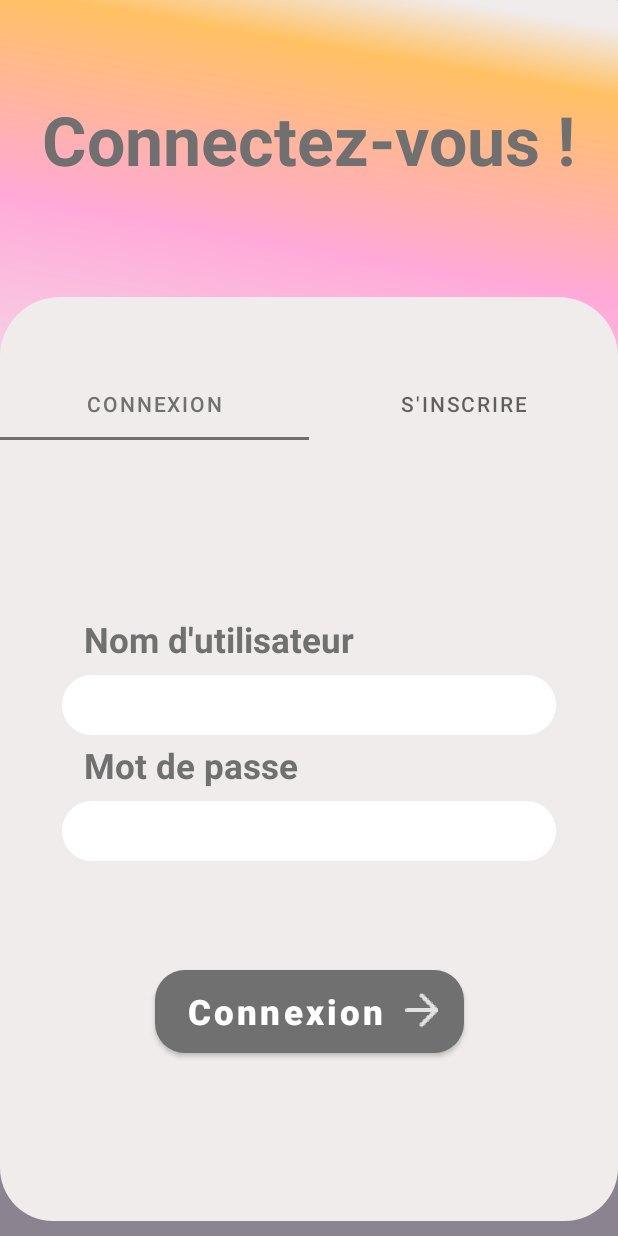
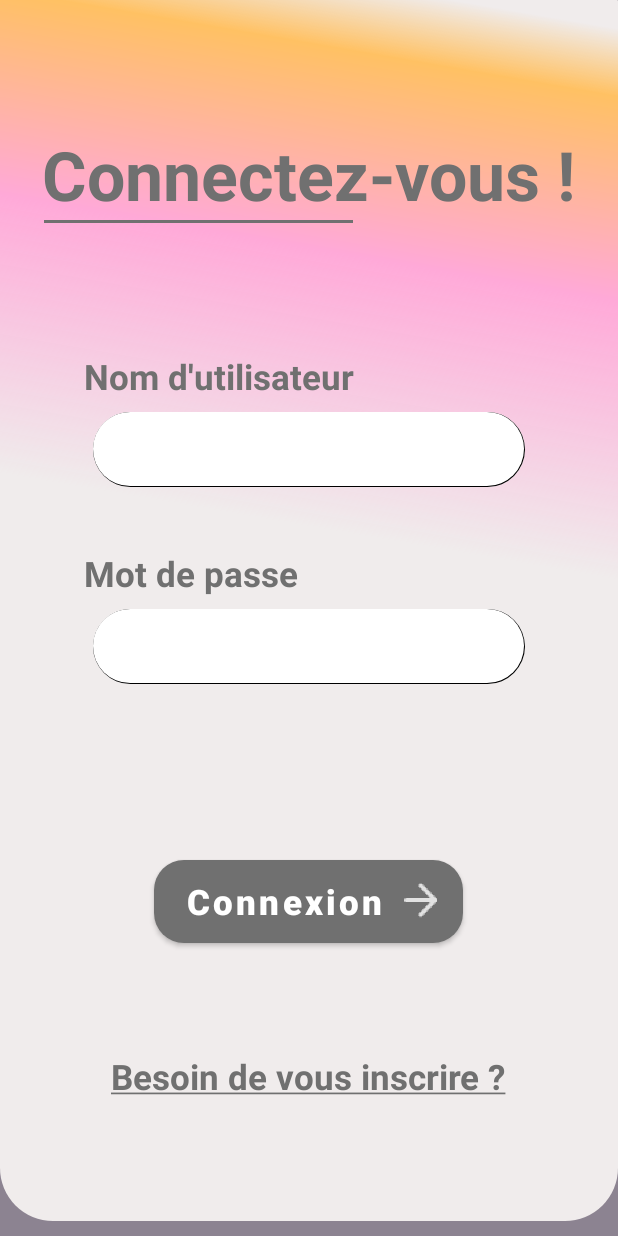
Before and after one commit to CorentinRuiz/TousAntiGaspi, an Android app: the screen it shows after launch (LoginRegisterActivity before the commit, LoginActivity after it), on a phone screen of 412 x 824 dp. Run offline under Robolectric (Android 15) with nearby library versions, the phone set to English and light mode, and no system bars.

Commit message:
Refactor Login/Register activity

```diff
--- /dev/null
+++ b/android app/app/src/main/java/edu/poly/tousantigaspi/activity/LoginActivity.java
@@ -0,0 +1,49 @@
+
+package edu.poly.tousantigaspi.activity;
+
+import androidx.appcompat.app.AppCompatActivity;
+
+import android.content.Intent;
+import android.os.Bundle;
+import android.text.method.LinkMovementMethod;
+import android.widget.Button;
+import android.widget.TextView;
+
+import edu.poly.tousantigaspi.R;
+
+public class LoginActivity extends AppCompatActivity {
+
+    TextView needRegister;
+    Button connect;
+
+    @Override
+    protected void onCreate(Bundle savedInstanceState) {
+        super.onCreate(savedInstanceState);
+        setContentView(R.layout.activity_login);
+
+        needRegister = findViewById(R.id.needRegister);
+        connect = findViewById(R.id.connect);
+
+        needRegister.setOnClickListener(click -> {
+            openRegisterPage();
+        });
+
+        connect.setOnClickListener(click ->{
+            connectToApp();
+        });
+
+        needRegister.setMovementMethod(LinkMovementMethod.getInstance());
+
+    }
+
+    void openRegisterPage(){
+        startActivity(new Intent(this,RegisterActivity.class));
+        overridePendingTransition(R.anim.slide_down,R.anim.slide_up);
+    }
+
+    void connectToApp(){
+        startActivity(new Intent(this,MainActivity.class));
+        overridePendingTransition(R.anim.slide_up,R.anim.slide_down);
+    }
+
+}
--- a/android app/app/src/main/java/edu/poly/tousantigaspi/activity/LoginRegisterActivity.java
+++ /dev/null
@@ -1,41 +0,0 @@
-
-package edu.poly.tousantigaspi.activity;
-
-import androidx.appcompat.app.AppCompatActivity;
-import androidx.viewpager2.widget.ViewPager2;
-
-import android.os.Bundle;
-
-import com.google.android.material.tabs.TabLayout;
-import com.google.android.material.tabs.TabLayoutMediator;
-
-import edu.poly.tousantigaspi.R;
-import edu.poly.tousantigaspi.util.LoginViewPagerAdapter;
-import edu.poly.tousantigaspi.util.ViewPagerAdapter;
-
-public class LoginRegisterActivity extends AppCompatActivity {
-
-    TabLayout tabs;
-    ViewPager2 viewPager2;
-    LoginViewPagerAdapter pagerAdapter;
-    String[] tabsName = {
-            "Connexion",
-            "S'inscrire"
-    };
-
-    @Override
-    protected void onCreate(Bundle savedInstanceState) {
-        super.onCreate(savedInstanceState);
-        setContentView(R.layout.activity_register_login);
-
-        tabs = findViewById(R.id.loginRegisterTabs);
-        viewPager2 = findViewById(R.id.tabsPages);
-
-        pagerAdapter = new LoginViewPagerAdapter(this);
-        viewPager2.setAdapter(pagerAdapter);
-
-        new TabLayoutMediator(tabs,viewPager2,((tab, position) -> tab.setText(tabsName[position]))).attach();
-        tabs.setTabGravity(TabLayout.GRAVITY_FILL);
-    }
-
-}
--- a/android app/app/src/main/java/edu/poly/tousantigaspi/activity/SplashScreenActivity.java
+++ b/android app/app/src/main/java/edu/poly/tousantigaspi/activity/SplashScreenActivity.java
@@ -23,7 +23,7 @@ public class SplashScreenActivity extends AppCompatActivity {
         SharedPreferences pref = getPreferences(Context.MODE_PRIVATE);
         //TODO Verify connection
         if(pref.getInt("nbAppStart",0) == 0){
-            Intent openLoginActivity = new Intent(this, LoginRegisterActivity.class);
+            Intent openLoginActivity = new Intent(this, LoginActivity.class);
             startActivity(openLoginActivity);
         }else{
             Intent openMainActivity = new Intent(this, MainActivity.class);
--- a/android app/app/src/main/java/edu/poly/tousantigaspi/fragment/login/LoginFragment.java
+++ /dev/null
@@ -1,36 +0,0 @@
-package edu.poly.tousantigaspi.fragment.login;
-
-import android.os.Bundle;
-
-import androidx.fragment.app.Fragment;
-
-import android.view.LayoutInflater;
-import android.view.View;
-import android.view.ViewGroup;
-
-import edu.poly.tousantigaspi.R;
-
-
-public class LoginFragment extends Fragment {
-
-
-    public LoginFragment() {
-    }
-
-    public static LoginFragment newInstance(String param1, String param2) {
-        LoginFragment fragment = new LoginFragment();
-
-        return fragment;
-    }
-
-    @Override
-    public void onCreate(Bundle savedInstanceState) {
-        super.onCreate(savedInstanceState);
-    }
-
-    @Override
-    public View onCreateView(LayoutInflater inflater, ViewGroup container,
-                             Bundle savedInstanceState) {
-        return inflater.inflate(R.layout.fragment_login, container, false);
-    }
-}
--- a/android app/app/src/main/java/edu/poly/tousantigaspi/util/LoginViewPagerAdapter.java
+++ /dev/null
@@ -1,33 +0,0 @@
-package edu.poly.tousantigaspi.util;
-
-import androidx.annotation.NonNull;
-import androidx.fragment.app.Fragment;
-import androidx.fragment.app.FragmentActivity;
-import androidx.viewpager2.adapter.FragmentStateAdapter;
-
-import edu.poly.tousantigaspi.fragment.login.LoginFragment;
-import edu.poly.tousantigaspi.fragment.login.RegisterFragment;
-
-public class LoginViewPagerAdapter extends FragmentStateAdapter {
-
-    public LoginViewPagerAdapter(@NonNull FragmentActivity fragment) {
-        super(fragment);
-    }
-
-    @Override
-    public Fragment createFragment(int position) {
-        switch (position) {
-            case 0:
-                return new LoginFragment();
-            case 1:
-                return new RegisterFragment();
-        }
-
-        return null;
-    }
-
-    @Override
-    public int getItemCount() {
-        return 2;
-    }
-}
--- /dev/null
+++ b/android app/app/src/main/res/anim/slide_down.xml
@@ -0,0 +1,6 @@
+<?xml version="1.0" encoding="utf-8"?>
+<translate xmlns:android="http://schemas.android.com/apk/res/android"
+    android:duration="400"
+    android:fromYDelta="0"
+    android:toYDelta="100%">
+</translate>
--- /dev/null
+++ b/android app/app/src/main/res/anim/slide_up.xml
@@ -0,0 +1,6 @@
+<?xml version="1.0" encoding="utf-8"?>
+<translate xmlns:android="http://schemas.android.com/apk/res/android"
+    android:duration="400"
+    android:fromYDelta="100%"
+    android:toYDelta="0">
+</translate>
--- a/android app/app/src/main/res/drawable/rounded_edit_text.xml
+++ b/android app/app/src/main/res/drawable/rounded_edit_text.xml
@@ -1,6 +1,8 @@
 <?xml version="1.0" encoding="utf-8"?>
-<shape xmlns:android="http://schemas.android.com/apk/res/android"
+<layer-list xmlns:android="http://schemas.android.com/apk/res/android"
     android:shape="rectangle" >
+    <item>
+        <shape android:shape="rectangle">
         <solid android:color="@color/white" />
         <stroke
             android:width="2.3dp"
@@ -11,3 +13,29 @@
             android:bottomLeftRadius="100dp"
             android:bottomRightRadius="100dp" />
         </shape>
+    </item>
+
+    <item>
+        <shape android:shape="rectangle">
+            <solid android:color="#000000" />
+            <corners
+                android:topRightRadius="100dp"
+                android:topLeftRadius="100dp"
+                android:bottomLeftRadius="100dp"
+                android:bottomRightRadius="100dp" />
+        </shape>
+
+    </item>
+
+    <item android:bottom="1px" android:right="1px">
+        <shape android:shape="rectangle">
+            <solid android:color="@color/white" />
+            <corners
+                android:topRightRadius="100dp"
+                android:topLeftRadius="100dp"
+                android:bottomLeftRadius="100dp"
+                android:bottomRightRadius="100dp" />
+        </shape>
+    </item>
+
+</layer-list>
--- /dev/null
+++ b/android app/app/src/main/res/layout/activity_login.xml
@@ -0,0 +1,144 @@
+<?xml version="1.0" encoding="utf-8"?>
+<androidx.constraintlayout.widget.ConstraintLayout xmlns:android="http://schemas.android.com/apk/res/android"
+    xmlns:app="http://schemas.android.com/apk/res-auto"
+    xmlns:tools="http://schemas.android.com/tools"
+    android:layout_width="match_parent"
+    android:layout_height="match_parent"
+    android:background="@drawable/inverse_rounded"
+    tools:context=".activity.LoginActivity">
+
+    <ImageView
+        android:id="@+id/imageView"
+        android:layout_width="wrap_content"
+        android:layout_height="400dp"
+        android:background="@drawable/colored_background"
+        app:layout_constraintStart_toStartOf="parent"
+        app:layout_constraintTop_toTopOf="parent" />
+
+    <androidx.constraintlayout.widget.ConstraintLayout
+        android:layout_width="match_parent"
+        android:layout_height="match_parent"
+        tools:layout_editor_absoluteX="0dp"
+        tools:layout_editor_absoluteY="-197dp">
+
+        <TextView
+            android:layout_width="wrap_content"
+            android:layout_height="wrap_content"
+            android:layout_marginStart="56dp"
+            android:layout_marginBottom="8dp"
+            android:text="Nom d'utilisateur"
+            android:textColor="@color/main_grey_text_color"
+            android:textSize="23sp"
+            android:textStyle="bold"
+            app:layout_constraintBottom_toTopOf="@+id/username"
+            app:layout_constraintStart_toStartOf="parent" />
+
+
+        <EditText
+            android:id="@+id/username"
+            android:layout_width="0dp"
+            android:layout_height="50dp"
+            android:background="@drawable/rounded_edit_text"
+            android:paddingStart="10dp"
+            android:paddingEnd="10dp"
+            android:maxLength="25"
+            android:inputType="text"
+            app:layout_constraintBottom_toBottomOf="parent"
+            app:layout_constraintEnd_toEndOf="parent"
+            app:layout_constraintStart_toStartOf="parent"
+            app:layout_constraintTop_toTopOf="parent"
+            app:layout_constraintVertical_bias="0.355"
+            app:layout_constraintWidth_percent="0.70" />
+
+        <TextView
+            android:layout_width="wrap_content"
+            android:layout_height="wrap_content"
+            android:layout_marginStart="56dp"
+            android:layout_marginBottom="8dp"
+            android:text="Mot de passe"
+            android:textColor="@color/main_grey_text_color"
+            android:textSize="23sp"
+            android:textStyle="bold"
+            app:layout_constraintBottom_toTopOf="@+id/password"
+            app:layout_constraintStart_toStartOf="parent" />
+
+
+        <EditText
+            android:id="@+id/password"
+            android:layout_width="0dp"
+            android:layout_height="50dp"
+            android:background="@drawable/rounded_edit_text"
+            android:paddingStart="10dp"
+            android:paddingEnd="10dp"
+            android:maxLength="30"
+            android:inputType="textPassword"
+            app:layout_constraintBottom_toBottomOf="parent"
+            app:layout_constraintEnd_toEndOf="parent"
+            app:layout_constraintStart_toStartOf="parent"
+            app:layout_constraintTop_toBottomOf="@id/username"
+            app:layout_constraintVertical_bias="0.181"
+            app:layout_constraintWidth_percent="0.7" />
+
+        <Button
+            android:id="@+id/connect"
+            android:layout_width="0dp"
+            android:layout_height="55dp"
+            android:background="@drawable/rounded_button_grey"
+            android:backgroundTint="@color/main_grey_text_color"
+            android:drawableEnd="@drawable/ic_arrow_right"
+            android:text="Connexion"
+            android:textAllCaps="false"
+            android:textColor="@color/white"
+            android:textSize="23sp"
+            android:textStyle="bold"
+            app:layout_constraintBottom_toBottomOf="parent"
+            app:layout_constraintEnd_toEndOf="parent"
+            app:layout_constraintHorizontal_bias="0.497"
+            app:layout_constraintStart_toStartOf="parent"
+            app:layout_constraintTop_toBottomOf="@+id/password"
+            app:layout_constraintVertical_bias="0.375"
+            app:layout_constraintWidth_percent="0.5" />
+
+        <TextView
+            android:id="@+id/textView"
+            android:layout_width="wrap_content"
+            android:layout_height="wrap_content"
+            android:text="Connectez-vous !"
+            android:textColor="@color/main_grey_text_color"
+            android:textSize="45sp"
+            android:textStyle="bold"
+            app:layout_constraintBottom_toTopOf="@+id/username"
+            app:layout_constraintEnd_toEndOf="parent"
+            app:layout_constraintStart_toStartOf="parent"
+            app:layout_constraintTop_toTopOf="parent"
+            app:layout_constraintVertical_bias="0.401" />
+
+        <TextView
+            android:id="@+id/needRegister"
+            android:layout_width="wrap_content"
+            android:layout_height="wrap_content"
+            android:text="@string/need_register"
+            android:textColor="@color/main_grey_text_color"
+            android:textSize="23sp"
+            android:textStyle="bold"
+            app:layout_constraintBottom_toBottomOf="parent"
+            app:layout_constraintEnd_toEndOf="parent"
+            app:layout_constraintHorizontal_bias="0.496"
+            app:layout_constraintStart_toStartOf="parent"
+            app:layout_constraintTop_toBottomOf="@+id/connect"
+            app:layout_constraintVertical_bias="0.447" />
+
+        <View
+            android:layout_width="0dp"
+            android:layout_height="2dp"
+            android:background="@color/main_grey_text_color"
+            app:layout_constraintEnd_toEndOf="parent"
+            app:layout_constraintHorizontal_bias="0.141"
+            app:layout_constraintStart_toStartOf="parent"
+            app:layout_constraintTop_toBottomOf="@+id/textView"
+            app:layout_constraintWidth_percent="0.5" />
+
+    </androidx.constraintlayout.widget.ConstraintLayout>
+
+
+</androidx.constraintlayout.widget.ConstraintLayout>
--- a/android app/app/src/main/res/layout/activity_register_login.xml
+++ /dev/null
@@ -1,63 +0,0 @@
-<?xml version="1.0" encoding="utf-8"?>
-<androidx.constraintlayout.widget.ConstraintLayout xmlns:android="http://schemas.android.com/apk/res/android"
-    xmlns:app="http://schemas.android.com/apk/res-auto"
-    xmlns:tools="http://schemas.android.com/tools"
-    android:layout_width="match_parent"
-    android:layout_height="match_parent"
-    android:background="@drawable/inverse_rounded"
-    tools:context=".activity.LoginRegisterActivity">
-
-    <ImageView
-        android:id="@+id/imageView"
-        android:layout_width="wrap_content"
-        android:layout_height="400dp"
-        android:background="@drawable/colored_background"
-        app:layout_constraintStart_toStartOf="parent"
-        app:layout_constraintTop_toTopOf="parent" />
-
-    <TextView
-        android:id="@+id/textView"
-        android:layout_width="wrap_content"
-        android:layout_height="wrap_content"
-        android:text="Connectez-vous !"
-        android:textColor="@color/main_grey_text_color"
-        android:textSize="45sp"
-        android:textStyle="bold"
-        app:layout_constraintBottom_toBottomOf="@+id/imageView"
-        app:layout_constraintEnd_toEndOf="parent"
-        app:layout_constraintStart_toStartOf="parent"
-        app:layout_constraintTop_toTopOf="parent"
-        app:layout_constraintVertical_bias="0.185" />
-
-    <androidx.constraintlayout.widget.ConstraintLayout
-        android:layout_width="match_parent"
-        android:layout_height="0dp"
-        android:background="@drawable/rounded_login_register"
-        app:layout_constraintBottom_toBottomOf="parent"
-        app:layout_constraintHeight_percent="0.70"
-        app:layout_constraintVertical_bias="0.8"
-        app:layout_constraintTop_toTopOf="parent"
-        tools:layout_editor_absoluteX="0dp">
-
-        <androidx.viewpager2.widget.ViewPager2
-            android:id="@+id/tabsPages"
-            android:layout_width="match_parent"
-            android:layout_height="0dp"
-            android:background="@drawable/rounded_login_register"
-            app:layout_constraintTop_toBottomOf="@id/loginRegisterTabs"
-            app:layout_constraintBottom_toBottomOf="parent"/>
-
-        <com.google.android.material.tabs.TabLayout
-            android:id="@+id/loginRegisterTabs"
-            android:layout_width="match_parent"
-            android:layout_height="wrap_content"
-            android:background="@color/main_background"
-            app:layout_constraintBottom_toBottomOf="parent"
-            app:layout_constraintTop_toTopOf="parent"
-            app:layout_constraintVertical_bias="0.09"
-            tools:layout_editor_absoluteX="0dp" />
-
-    </androidx.constraintlayout.widget.ConstraintLayout>
-
-
-</androidx.constraintlayout.widget.ConstraintLayout>
--- a/android app/app/src/main/res/layout/fragment_login.xml
+++ /dev/null
@@ -1,84 +0,0 @@
-<?xml version="1.0" encoding="utf-8"?>
-<FrameLayout xmlns:android="http://schemas.android.com/apk/res/android"
-    xmlns:app="http://schemas.android.com/apk/res-auto"
-    xmlns:tools="http://schemas.android.com/tools"
-    android:layout_width="match_parent"
-    android:layout_height="match_parent"
-    android:background="@color/main_background"
-    tools:context=".fragment.login.LoginFragment">
-
-    <androidx.constraintlayout.widget.ConstraintLayout
-        android:layout_width="match_parent"
-        android:layout_height="match_parent">
-
-        <TextView
-            android:layout_width="wrap_content"
-            android:layout_height="wrap_content"
-            android:layout_marginStart="56dp"
-            android:layout_marginBottom="8dp"
-            android:textSize="23sp"
-            android:textStyle="bold"
-            android:text="Nom d'utilisateur"
-            android:textColor="@color/main_grey_text_color"
-            app:layout_constraintBottom_toTopOf="@+id/username"
-            app:layout_constraintStart_toStartOf="parent" />
-
-
-        <EditText
-            android:id="@+id/username"
-            android:layout_width="0dp"
-            android:layout_height="40dp"
-            android:background="@drawable/rounded_edit_text"
-            app:layout_constraintBottom_toBottomOf="parent"
-            app:layout_constraintEnd_toEndOf="parent"
-            app:layout_constraintStart_toStartOf="parent"
-            app:layout_constraintTop_toTopOf="parent"
-            app:layout_constraintVertical_bias="0.355"
-            app:layout_constraintWidth_percent="0.8" />
-
-        <TextView
-            android:layout_width="wrap_content"
-            android:layout_height="wrap_content"
-            android:layout_marginStart="56dp"
-            android:textStyle="bold"
-            android:layout_marginBottom="8dp"
-            android:textSize="23sp"
-            android:text="Mot de passe"
-            android:textColor="@color/main_grey_text_color"
-            app:layout_constraintBottom_toTopOf="@+id/password"
-            app:layout_constraintStart_toStartOf="parent" />
-
-
-        <EditText
-            android:id="@+id/password"
-            android:layout_width="0dp"
-            android:layout_height="40dp"
-            android:background="@drawable/rounded_edit_text"
-            app:layout_constraintBottom_toBottomOf="parent"
-            app:layout_constraintEnd_toEndOf="parent"
-            app:layout_constraintStart_toStartOf="parent"
-            app:layout_constraintTop_toBottomOf="@id/username"
-            app:layout_constraintVertical_bias="0.181"
-            app:layout_constraintWidth_percent="0.8" />
-
-        <Button
-            android:layout_width="0dp"
-            app:layout_constraintWidth_percent="0.5"
-            android:layout_height="55dp"
-            android:textColor="@color/white"
-            android:backgroundTint="@color/main_grey_text_color"
-            android:background="@drawable/rounded_button_grey"
-            android:text="Connexion"
-            android:textAllCaps="false"
-            android:textSize="23sp"
-            android:textStyle="bold"
-            android:drawableRight="@drawable/ic_arrow_right"
-            app:layout_constraintBottom_toBottomOf="parent"
-            app:layout_constraintEnd_toEndOf="parent"
-            app:layout_constraintStart_toStartOf="parent"
-            app:layout_constraintTop_toBottomOf="@+id/password" />
-
-    </androidx.constraintlayout.widget.ConstraintLayout>
-
-
-</FrameLayout>
--- a/android app/app/src/main/res/values/strings.xml
+++ b/android app/app/src/main/res/values/strings.xml
@@ -2,4 +2,6 @@
     <string name="app_name">TousAntiGaspi</string>
     <!-- TODO: Remove or change this placeholder text -->
     <string name="hello_blank_fragment">Hello blank fragment</string>
+    <string name="need_register"><u>Besoin de vous inscrire ?</u></string>
+    <string name="need_login"><u>Déjà un compte ? connectez-vous !</u></string>
 </resources>
```
Also changed, not shown: android app/app/src/main/AndroidManifest.xml (+6 -4 lines), android app/app/src/main/java/edu/poly/tousantigaspi/activity/RegisterActivity.java (added, +30 -0 lines), android app/app/src/main/java/edu/poly/tousantigaspi/fragment/login/RegisterFragment.java (deleted, +0 -66 lines), android app/app/src/main/res/layout/activity_register.xml (renamed from android app/app/src/main/res/layout/fragment_register.xml, +96 -27 lines). Lines whose indentation alone changed are shown as unchanged.
